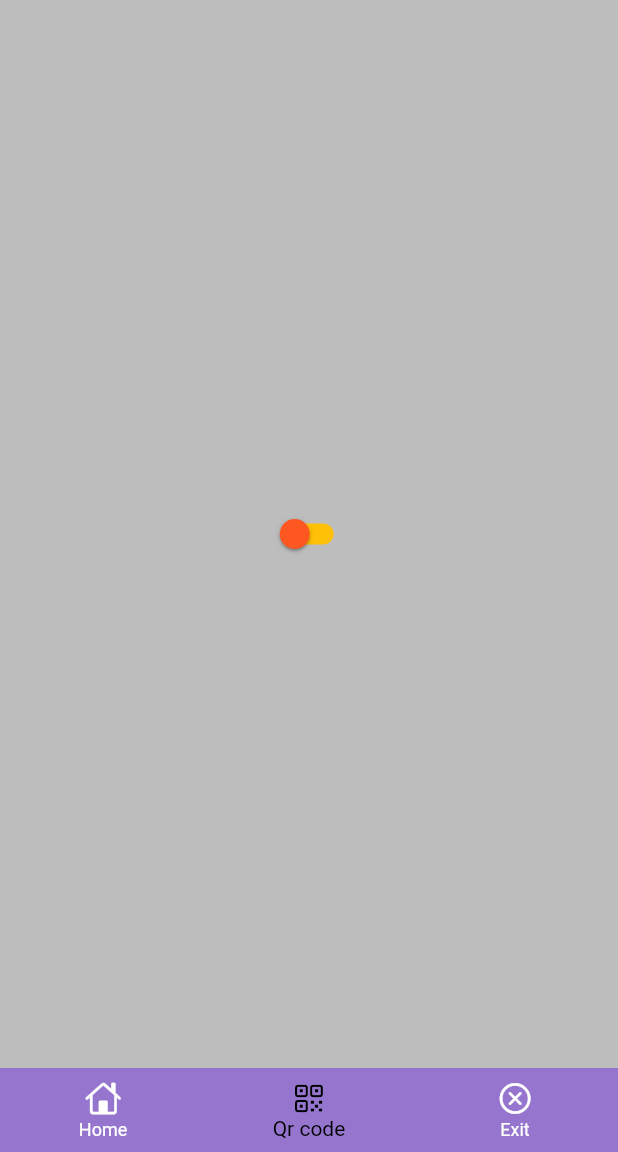
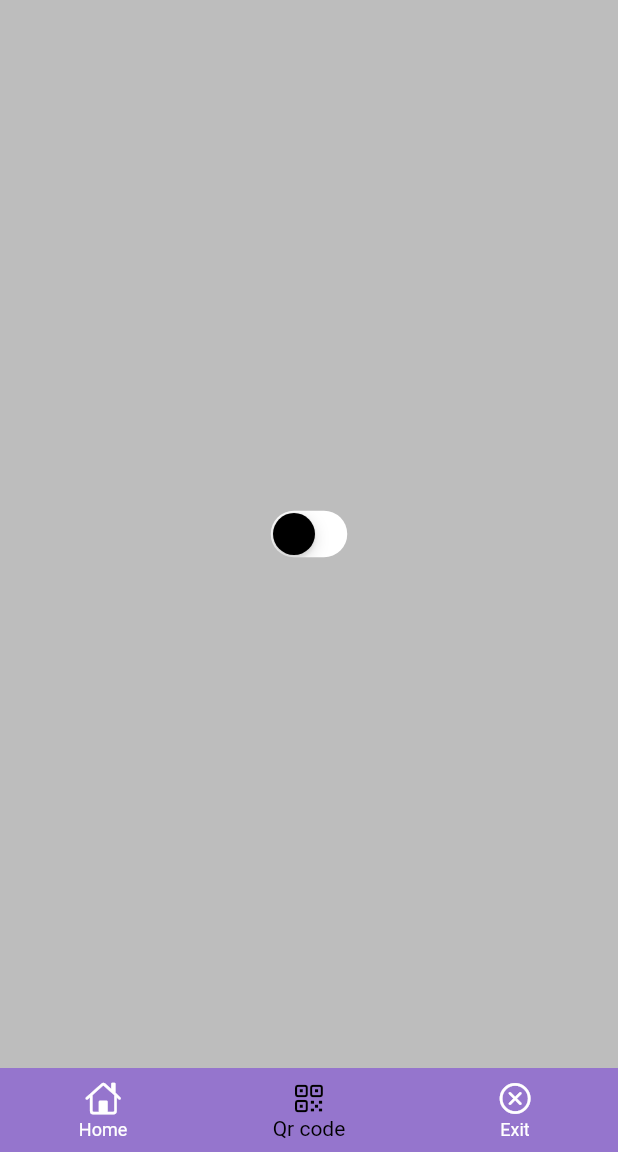
Before and after one commit to ShakriyaPanday/basic_ui, a Flutter app: the screen it shows after launch, on a phone screen of 412 x 824 dp, the part 84-1236 px from its top. Run offline on Flutter 3.47's test engine with Material 2 defaults, Android fonts, the phone set to English and light mode, and no system bars.

Commit message:
Different color added

```diff
--- a/lib/widgets/stateful/switch.dart
+++ b/lib/widgets/stateful/switch.dart
@@ -1,3 +1,4 @@
+import 'package:flutter/cupertino.dart';
 import 'package:flutter/material.dart';
 
 class SwitchWidget extends StatefulWidget {
@@ -13,12 +14,11 @@ class _SwitchWidgetState extends State<SwitchWidget> {
   Widget build(BuildContext context) {
     return Center(
       child: Container(
-        child: Switch(
+        child: CupertinoSwitch(
             value: light,
             activeColor: Colors.amber,
-            activeTrackColor: Colors.deepOrange,
-            inactiveTrackColor: Colors.amber,
-            inactiveThumbColor: Colors.deepOrange,
+            thumbColor: Colors.black,
+            trackColor: Colors.white,
             onChanged: ((value) {
               setState(() {
                 light = value;
```
